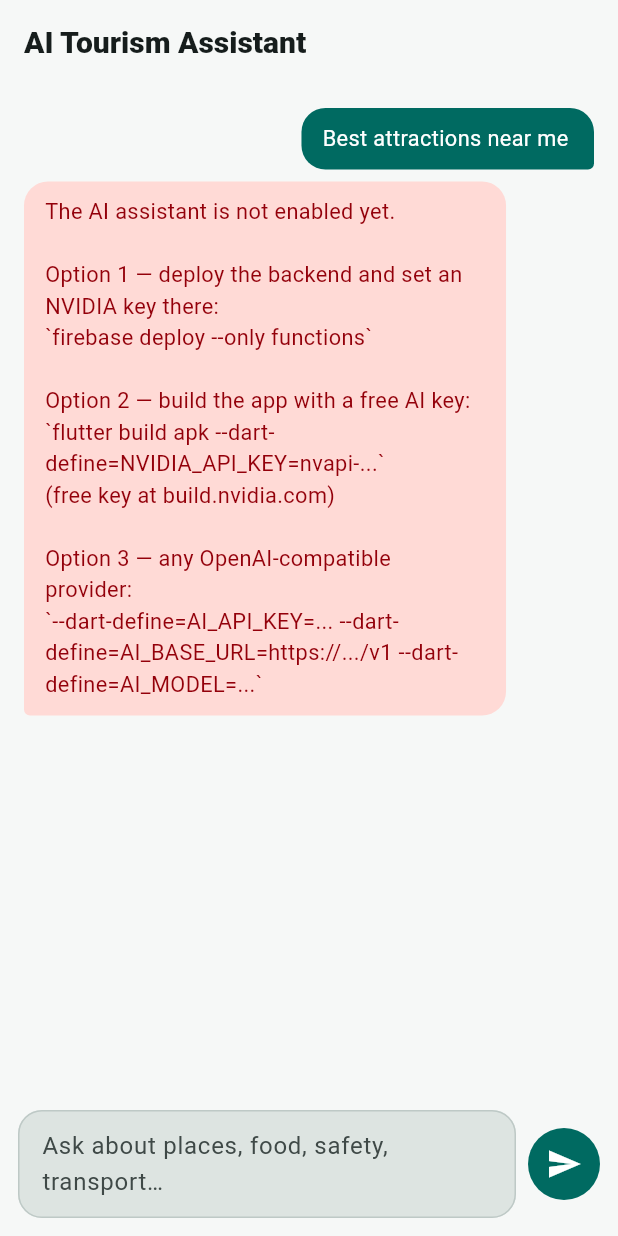
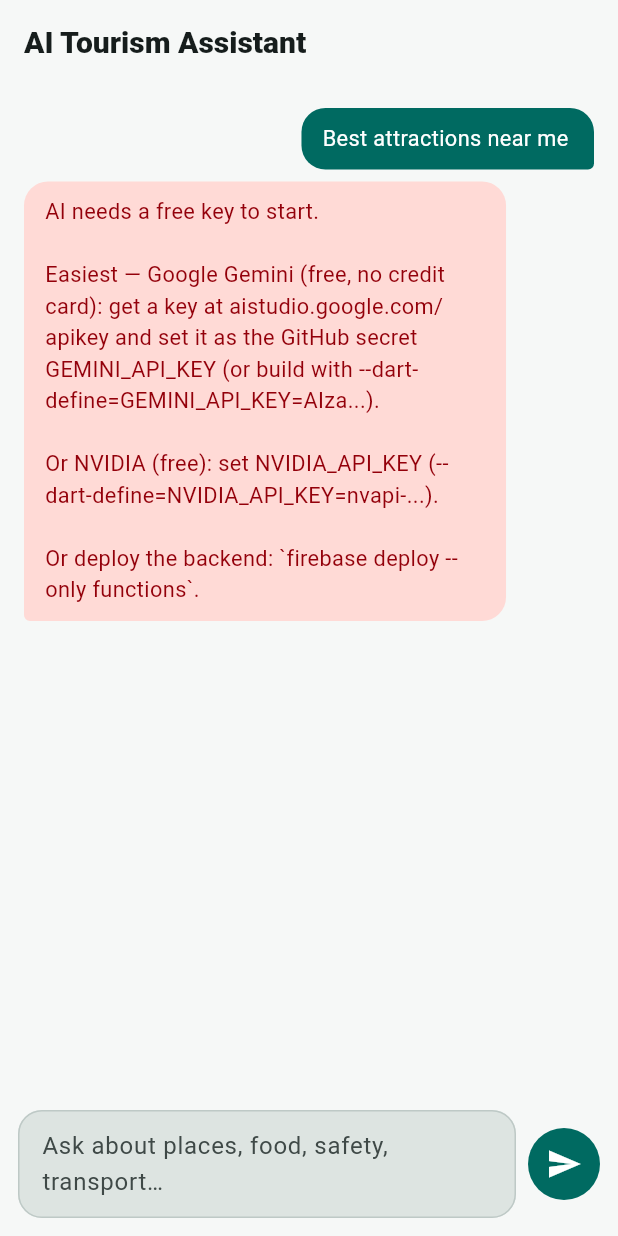
Before and after one commit to piyushkumarexe/travelling, a Flutter app: the AssistantScreen screen opened by its route, after a tap on "Best attractions near me", on a phone screen of 412 x 824 dp. Run offline on Flutter 3.47's test engine with Material 3 defaults, Android fonts, the phone set to English and light mode, and no system bars; our stand-ins replace cloud_firestore, dio, firebase_auth, firebase_core, firebase_storage, flutter_local_notifications and 9 more; missing offline and left inert: mobile_scanner; accounts and stored records are empty; network calls fail.

Commit message:
Add Google Gemini free-key AI transport (single GEMINI_API_KEY secret)
Co-authored-by: arena-agent <297053741+arena-agent@users.noreply.github.com>

```diff
--- a/lib/core/app_config.dart
+++ b/lib/core/app_config.dart
@@ -50,9 +50,23 @@ class AppConfig {
   /// True when a direct NVIDIA key was compiled into the app.
   static bool get nvidiaDirectEnabled => nvidiaApiKey.isNotEmpty;
 
-  /// Generic OpenAI-compatible AI provider — used when NO NVIDIA key is set.
-  /// Lets the app talk to any provider (Groq, OpenRouter, Hack Club AI,
-  /// Mistral, …) that exposes `/chat/completions`. Build with:
+  /// Google Gemini — easiest free option (Google account, no credit card).
+  /// Uses Gemini's OpenAI-compatible endpoint so the app only needs ONE
+  /// build-time value:
+  ///   flutter build apk --dart-define=GEMINI_API_KEY=AIza...
+  /// Free key: https://aistudio.google.com/apikey
+  static const String geminiApiKey =
+      String.fromEnvironment('GEMINI_API_KEY', defaultValue: '');
+  static const String geminiModel = String.fromEnvironment(
+    'GEMINI_MODEL',
+    defaultValue: 'gemini-2.5-flash',
+  );
+  static const String geminiBaseUrl =
+      'https://generativelanguage.googleapis.com/v1beta/openai';
+
+  /// Generic OpenAI-compatible AI provider — used when NO NVIDIA/Gemini key
+  /// is set. Lets the app talk to any provider (Groq, OpenRouter, Hack Club
+  /// AI, Mistral, …) that exposes `/chat/completions`. Build with:
   ///   flutter build apk \
   ///     --dart-define=AI_API_KEY=... \
   ///     --dart-define=AI_BASE_URL=https://api.example.com/v1 \
@@ -66,18 +80,32 @@ class AppConfig {
     defaultValue: 'meta-llama/llama-3.1-8b-instruct',
   );
 
-  /// True when any direct AI transport (NVIDIA or generic) is compiled in.
+  /// True when any direct AI transport (NVIDIA, Gemini or generic) is
+  /// compiled in.
   static bool get aiDirectEnabled =>
-      nvidiaApiKey.isNotEmpty || (aiApiKey.isNotEmpty && aiBaseUrl.isNotEmpty);
+      nvidiaApiKey.isNotEmpty ||
+      geminiApiKey.isNotEmpty ||
+      (aiApiKey.isNotEmpty && aiBaseUrl.isNotEmpty);
 
-  /// Resolved direct-AI settings: prefer NVIDIA, otherwise the generic
-  /// OpenAI-compatible provider.
-  static String get aiResolvedBaseUrl =>
-      nvidiaApiKey.isNotEmpty ? nvidiaBaseUrl : aiBaseUrl;
-  static String get aiResolvedApiKey =>
-      nvidiaApiKey.isNotEmpty ? nvidiaApiKey : aiApiKey;
-  static String get aiResolvedModel =>
-      nvidiaApiKey.isNotEmpty ? nvidiaModel : aiModel;
+  /// Resolved direct-AI settings: prefer NVIDIA, then Gemini, then the
+  /// generic OpenAI-compatible provider.
+  static String get aiResolvedBaseUrl {
+    if (nvidiaApiKey.isNotEmpty) return nvidiaBaseUrl;
+    if (geminiApiKey.isNotEmpty) return geminiBaseUrl;
+    return aiBaseUrl;
+  }
+
+  static String get aiResolvedApiKey {
+    if (nvidiaApiKey.isNotEmpty) return nvidiaApiKey;
+    if (geminiApiKey.isNotEmpty) return geminiApiKey;
+    return aiApiKey;
+  }
+
+  static String get aiResolvedModel {
+    if (nvidiaApiKey.isNotEmpty) return nvidiaModel;
+    if (geminiApiKey.isNotEmpty) return geminiModel;
+    return aiModel;
+  }
 
   /// OpenWeather units used across the app.
   static const String weatherUnits = 'metric';
--- a/lib/data/repositories/ai_repository.dart
+++ b/lib/data/repositories/ai_repository.dart
@@ -46,15 +46,14 @@ class AiRepository {
   /// Thrown when neither the backend nor a direct AI key is available.
   ApiException _notConfigured() => ApiException(
         ApiErrorKind.server,
-        'The AI assistant is not enabled yet.\n\n'
-        'Option 1 — deploy the backend and set an NVIDIA key there:\n'
-        '`firebase deploy --only functions`\n\n'
-        'Option 2 — build the app with a free AI key:\n'
-        '`flutter build apk --dart-define=NVIDIA_API_KEY=nvapi-...`\n'
-        '(free key at build.nvidia.com)\n\n'
-        'Option 3 — any OpenAI-compatible provider:\n'
-        '`--dart-define=AI_API_KEY=... --dart-define=AI_BASE_URL=https://.../v1 '
-        '--dart-define=AI_MODEL=...`',
+        'AI needs a free key to start.\n\n'
+        'Easiest — Google Gemini (free, no credit card): get a key at '
+        'aistudio.google.com/apikey and set it as the GitHub secret '
+        'GEMINI_API_KEY (or build with '
+        '--dart-define=GEMINI_API_KEY=AIza...).\n\n'
+        'Or NVIDIA (free): set NVIDIA_API_KEY (--dart-define=NVIDIA_API_KEY='
+        'nvapi-...).\n\n'
+        'Or deploy the backend: `firebase deploy --only functions`.',
         retryable: false,
       );
 
```
Also changed, not shown: 3 other files.
